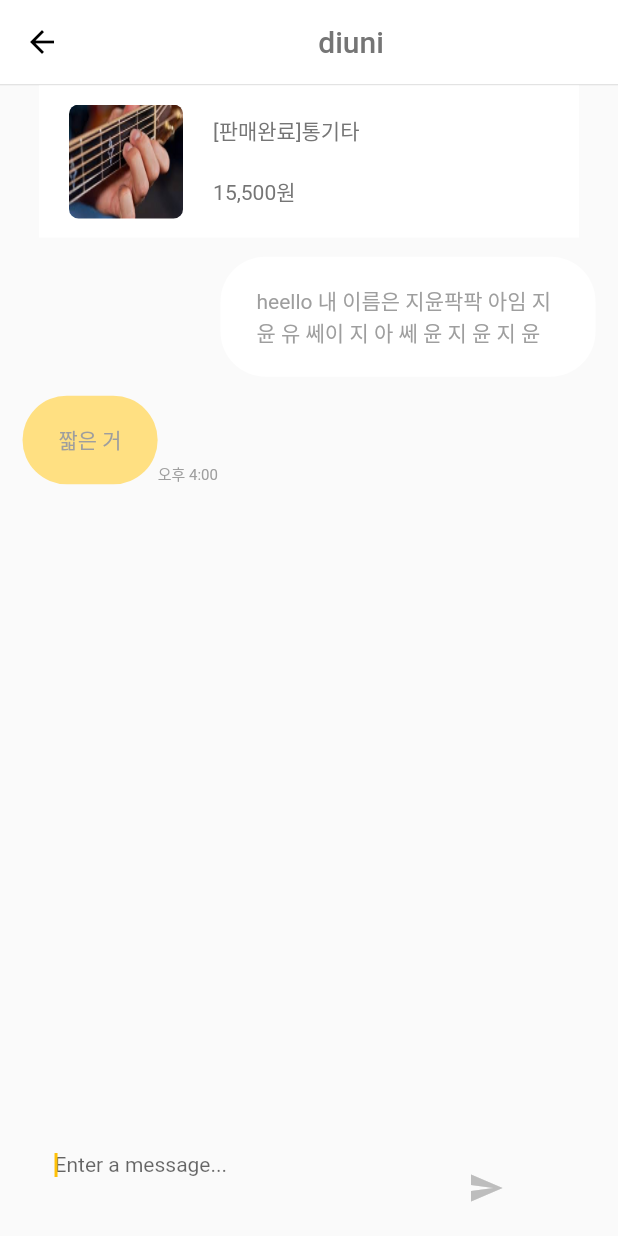
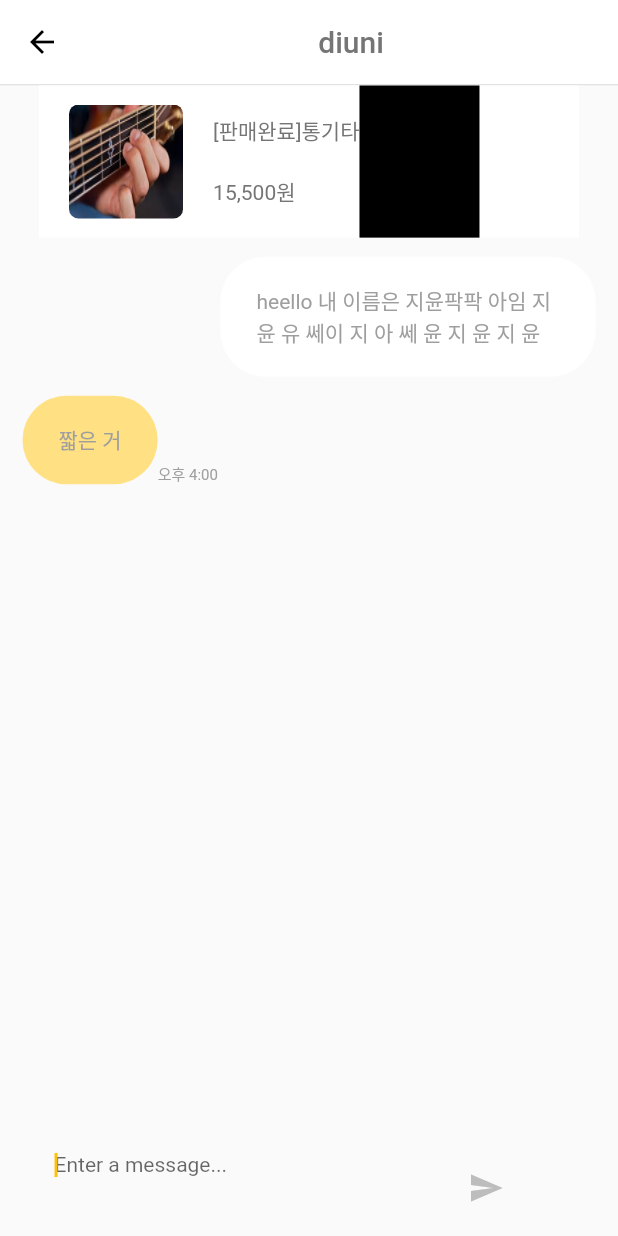
Before and after one commit to beygee/kaimarket, a Flutter app: the Chat screen opened directly, after a tap on the "send" icon, on a phone screen of 412 x 824 dp. Run offline on Flutter 3.47's test engine with Material 2 defaults, Android fonts, the phone set to English and light mode, and no system bars; our stand-ins replace auto_size_text, bloc, carousel_pro, dio, equatable, firebase_messaging and 8 more; missing offline and left inert: adhara_socket_io, flutter_facebook_login, flutter_kakao_login, flutter_naver_login, multi_image_picker; accounts and stored records are empty.

Commit message:
algorithm update

```diff
--- a/frontend/lib/chat/chat_view_page.dart
+++ b/frontend/lib/chat/chat_view_page.dart
@@ -5,6 +5,7 @@ import 'dart:developer';
 import 'package:adhara_socket_io/adhara_socket_io.dart';
 import 'package:week_3/utils/utils.dart';
 import 'package:week_3/post/post_view_page.dart';
+import 'package:intl/intl.dart';
 
 class ChatViewPage extends StatelessWidget {
   @override
@@ -50,8 +51,6 @@ class ChatState extends State<Chat> {
     });
     socket.on("message", (data) {
       log.i(data);
-      // db에 메세지 보내기
-      //
     });
     // Map<String, dynamic> docs;
     // Message message_first =
@@ -69,7 +68,6 @@ class ChatState extends State<Chat> {
 
   @override
   void dispose() {
-    // socket.emit("end", []);
     socketManager.clearInstance(socket);
     log.i("연결 해제");
     super.dispose();
@@ -77,33 +75,47 @@ class ChatState extends State<Chat> {
 
   Future callback() async {
     if (messageController.text.length > 0) {
-      await socket.emit("message", [messageController.text]);
-      // db에 저장도 하기
-      //log.i('add message to db');
+      var now = new DateTime.now();
+      var time = new DateFormat("hh:mm a").format(now);
+      var prev_user = "";
+      var prev_time = "";
+      bool showTime = true;
+      log.i(time);
+      if (prev_user == "user.id" && prev_time == prev_time)
+        showTime = false;
+      await socket.emit("message", [messageController.text, "user_id", time, showTime]);
+      // db에 저장은 소켓이 해준대 ~!
+      // response = await dio.post("message", data: from: user.id, text:messageController.text, time: time, showTime: showTime);
+      prev_user = "user.id";
+      prev_time = time;
       messageController.clear();
       // scrollController.animateTo(scrollController.position.maxScrollExtent,
       //    curve: Curves.easeOut, duration: const Duration(milliseconds: 300));
     }
   }
 
+  Future uploadMessage() async {
+
+  }
+
   Widget _item(context) {
-    return GestureDetector(
-      onTap: () {
-        Navigator.of(context)
-            .push(MaterialPageRoute(builder: (context) => PostViewPage()));
-      },
-      child: Container(
+    return Container(
         height: screenAwareSize(80.0, context),
         width: 360.0,
         color: Colors.white,
-        child: Center(
-          child: _itemContent(context),
-        ),
+        child: Row(
+          children: <Widget>[
+            SizedBox(width: 20.0,),
+            _itemLeft(context),
+            SizedBox(width: 20.0,),
+            _itemMiddle(context),
+            _itemRight(context),
+          ],
         ),
     );
   }
 
-  Widget _itemImage(context) {
+  Widget _itemLeft(context) {
     return new Container(
       width: screenAwareSize(60.0, context),
       height: screenAwareSize(60.0, context),
@@ -118,12 +130,8 @@ class ChatState extends State<Chat> {
     );
   }
 
-  Widget _itemContent(context) {
-    return Row(children: <Widget>[
-      SizedBox(width: 20.0,),
-      _itemImage(context),
-      SizedBox(width: 20.0,),
-      Column(
+  Widget _itemMiddle(context) {
+    return Column(
       mainAxisAlignment: MainAxisAlignment.spaceEvenly,
       crossAxisAlignment: CrossAxisAlignment.start,
       children: <Widget>[
@@ -136,10 +144,23 @@ class ChatState extends State<Chat> {
         ),
         Text("15,500원", style: _postFont,),
       ],
-      ),
-    ],);
+    );
   }
 
+  Widget _itemRight(context){
+    return GestureDetector(
+      onTap: () {
+        Navigator.of(context)
+            .push(MaterialPageRoute(builder: (context) => PostViewPage()));
+      },
+      child: Container(
+        height: screenAwareSize(80.0, context),
+        width: 80.0,
+        color: Colors.black,
+        child: Text("게시글\n확인하기")
+      ),
+    );
+  }
   Widget _typingbar(context) {
     return Container(
       width: 270.0,
@@ -186,6 +207,7 @@ class ChatState extends State<Chat> {
                   controller: scrollController,
                   children: <Widget>[
                     // db에서 가져오기
+                    // Response<Message> response = await dio.get<Message>("message", ??).toList();
                     new Message(
                       from: 'diuni',
                       text: 'heello 내 이름은 지윤팍팍 아임 지윤 유 쎄이 지 아 쎄 윤 지 윤 지 윤',
```
Lines whose indentation alone changed are shown as unchanged.
